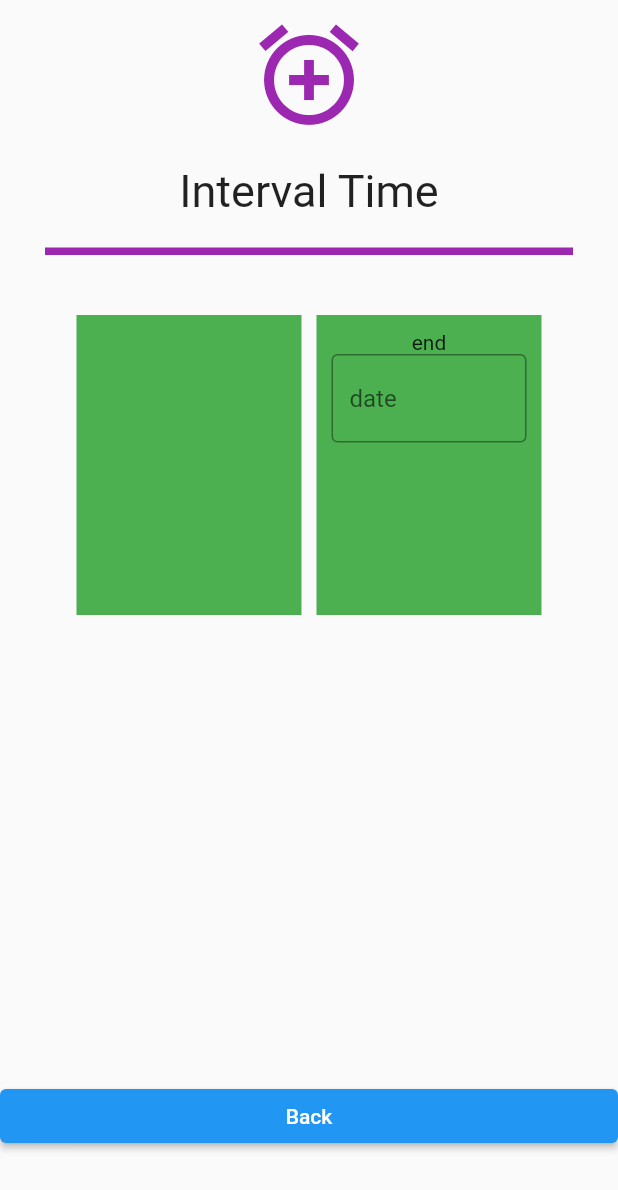
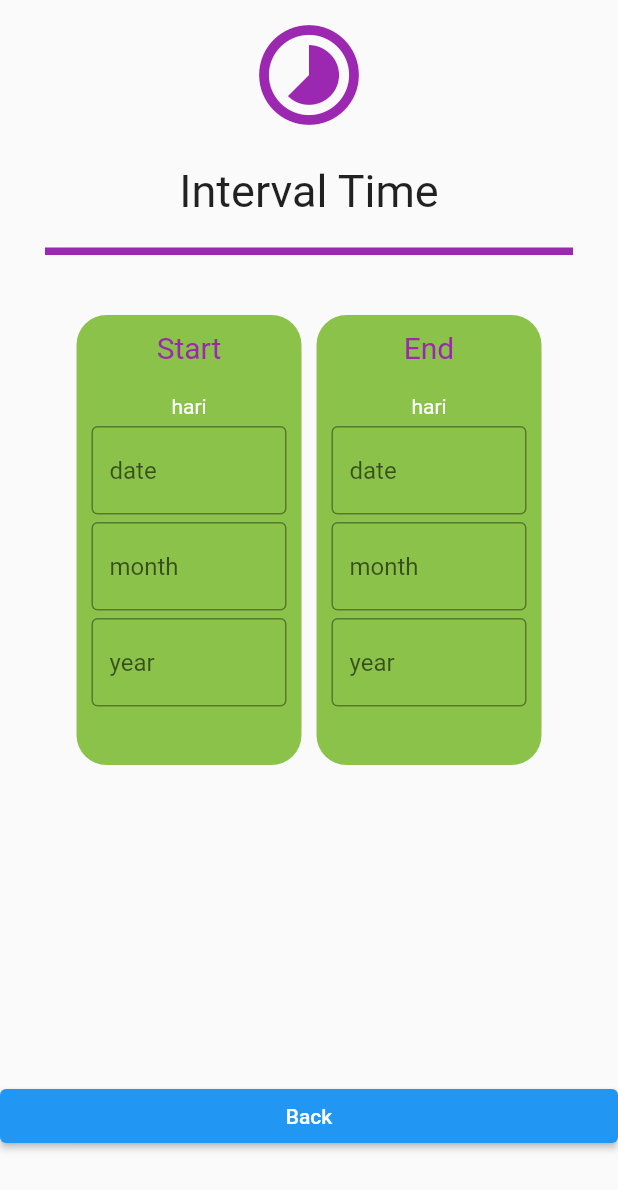
Before and after one commit to cybaric/days_counter, a Flutter app: the screen it shows after launch, after a tap on "Interval Time", on a phone screen of 412 x 824 dp. Shown: the top 1190 px of the screen. Run offline on Flutter 3.47's test engine with Material 2 defaults, Android fonts, the phone set to English and light mode, and no system bars.

Commit message:
update view

```diff
--- a/lib/main.dart
+++ b/lib/main.dart
@@ -28,9 +28,6 @@ class MainPage extends StatelessWidget {
           }));
         },
         child: Icon(Icons.adb),
-      ),
-      appBar: AppBar(
-        title: Text('Days Counter'),
       ),
       body: ListView(children: [
         Container(
@@ -80,10 +77,12 @@ class MainPage extends StatelessWidget {
                     width: 10,
                   ),
                   GestureDetector(
-                    onTap: () {Navigator.push(context,
+                    onTap: () {
+                      Navigator.push(context,
                           MaterialPageRoute(builder: (context) {
                         return NextPage();
-                      }));},
+                      }));
+                    },
                     child: itemContainer(
                         Colors.lightGreen,
                         Icon(
@@ -102,9 +101,12 @@ class MainPage extends StatelessWidget {
                 mainAxisAlignment: MainAxisAlignment.center,
                 children: [
                   GestureDetector(
-                    onTap: () {Navigator.push(context, MaterialPageRoute(builder: (context) {
-            return IntervalTime();
-          }));},
+                    onTap: () {
+                      Navigator.push(context,
+                          MaterialPageRoute(builder: (context) {
+                        return IntervalTime();
+                      }));
+                    },
                     child: itemContainer(
                         Colors.deepPurpleAccent,
                         Icon(
--- a/lib/view/Interval_time.dart
+++ b/lib/view/Interval_time.dart
@@ -7,8 +7,14 @@ class IntervalTime extends StatefulWidget {
 }
 
 class _IntervalTimeState extends State<IntervalTime> {
+  TextEditingController controllerK = TextEditingController();
+  TextEditingController controllerL = TextEditingController();
+  TextEditingController controllerM = TextEditingController();
 
   TextEditingController controllerP = TextEditingController();
+  TextEditingController controllerQ = TextEditingController();
+  TextEditingController controllerR = TextEditingController();
+
   @override
   Widget build(BuildContext context) {
     return Scaffold(
@@ -19,7 +25,7 @@ class _IntervalTimeState extends State<IntervalTime> {
             margin: EdgeInsets.all(10),
             child: Column(children: [
               Icon(
-                Icons.alarm_add,
+                Icons.timelapse,
                 size: 80,
                 color: ViewMethod.ungu,
               ),
@@ -38,20 +44,67 @@ class _IntervalTimeState extends State<IntervalTime> {
                 mainAxisAlignment: MainAxisAlignment.center,
                 children: [
                   Container(
+                    padding: EdgeInsets.all(10),
                     width: 150,
-                    height: 200,
-                    color: Colors.green,
+                    height: 300,
+                    decoration: BoxDecoration(
+                        color: Colors.lightGreen,
+                        borderRadius: BorderRadius.circular(20)),
+                    child: Column(
+                      children: [
+                        Text('Start',style: TextStyle(fontSize: 20,color: ViewMethod.ungu),),
+                        SizedBox(
+                          height: 20,
+                        ),
+                        Text('hari',style: TextStyle(color: ViewMethod.putih),),
+                        SizedBox(
+                          height: 5,
+                        ),
+                        ViewMethod.textField('date', controllerK),
+                        SizedBox(
+                          height: 5,
+                        ),
+                        ViewMethod.textField('month', controllerL),
+                        SizedBox(
+                          height: 5,
+                        ),
+                        ViewMethod.textField('year', controllerM),
+                        SizedBox(
+                          height: 5,
+                        ),
+                      ],
+                    ),
                   ),
                   SizedBox(width: 10),
                   Container(
                     padding: EdgeInsets.all(10),
                     width: 150,
-                    height: 200,
-                    color: ViewMethod.hijau,
+                    height: 300,
+                    decoration: BoxDecoration(
+                        color: Colors.lightGreen,
+                        borderRadius: BorderRadius.circular(20)),
                     child: Column(
                       children: [
-                        Text('end'),
-                        ViewMethod.textField('date', controllerP)
+                        Text('End',style: TextStyle(fontSize: 20,color: ViewMethod.ungu),),
+                        SizedBox(
+                          height: 20,
+                        ),
+                        Text('hari',style: TextStyle(color: ViewMethod.putih),),
+                        SizedBox(
+                          height: 5,
+                        ),
+                        ViewMethod.textField('date', controllerP),
+                        SizedBox(
+                          height: 5,
+                        ),
+                        ViewMethod.textField('month', controllerQ),
+                        SizedBox(
+                          height: 5,
+                        ),
+                        ViewMethod.textField('year', controllerR),
+                        SizedBox(
+                          height: 5,
+                        ),
                       ],
                     ),
                   ),
--- /dev/null
+++ b/lib/view/time_duration.dart
@@ -0,0 +1,17 @@
+import 'package:flutter/material.dart';
+
+class TimeDuration extends StatefulWidget {
+  const TimeDuration({ Key? key }) : super(key: key);
+
+  @override
+  _TimeDurationState createState() => _TimeDurationState();
+}
+
+class _TimeDurationState extends State<TimeDuration> {
+  @override
+  Widget build(BuildContext context) {
+    return Container(
+
+    );
+  }
+}
--- a/lib/view/to_the_future.dart
+++ b/lib/view/to_the_future.dart
@@ -22,7 +22,7 @@ class _NextPageState extends State<NextPage> {
                   begin: Alignment.topCenter,
                   end: Alignment.bottomCenter,
                   colors: [
-                ViewMethod.biru.shade400,
+                ViewMethod.putih,
                 ViewMethod.ungu.shade200,
                 ViewMethod.hijau.shade200,
                 ViewMethod.pink.shade200
@@ -30,7 +30,7 @@ class _NextPageState extends State<NextPage> {
           child: Column(children: [
             SizedBox(height: 50),
             Icon(
-              Icons.alarm,
+              Icons.alarm_add,
               size: 80,
               color: ViewMethod.hijau_muda,
             ),
--- a/lib/view/to_the_past.dart
+++ b/lib/view/to_the_past.dart
@@ -23,9 +23,9 @@ class _PastPageState extends State<PastPage> {
                   end: Alignment.topCenter,
                   colors: [
                 ViewMethod.hijau.shade200,
-                Colors.purple.shade200,
-                Colors.blue.shade200,
-                Colors.pink.shade300
+                ViewMethod.ungu.shade200,
+                ViewMethod.biru.shade200,
+                ViewMethod.putih
               ])),
           child: Column(children: [
             SizedBox(height: 50),
```
